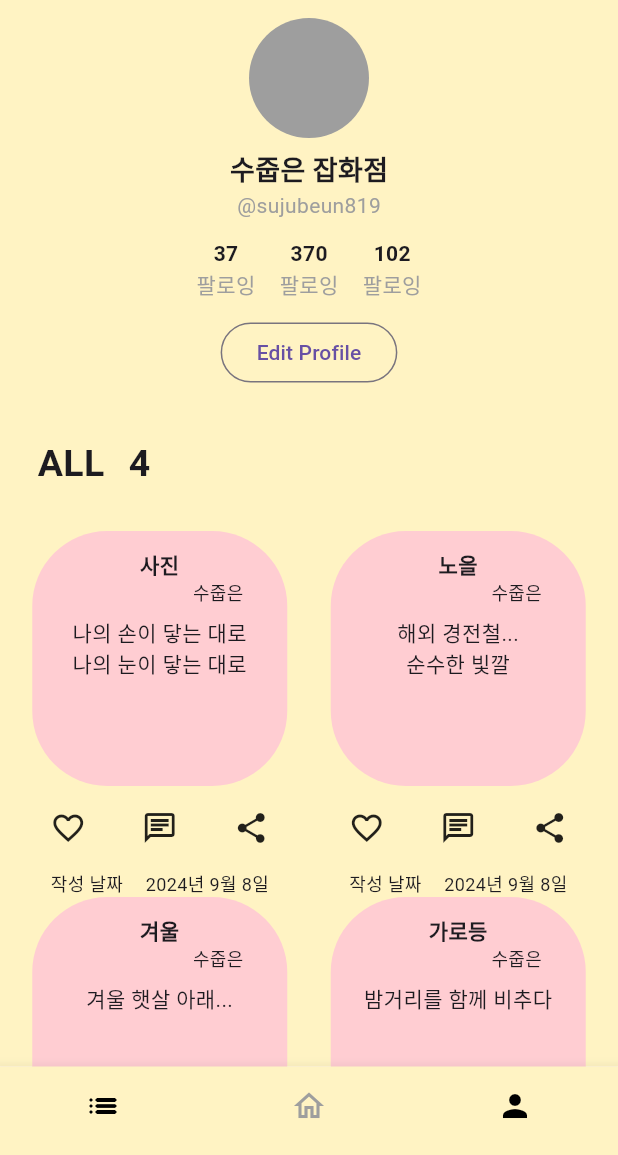
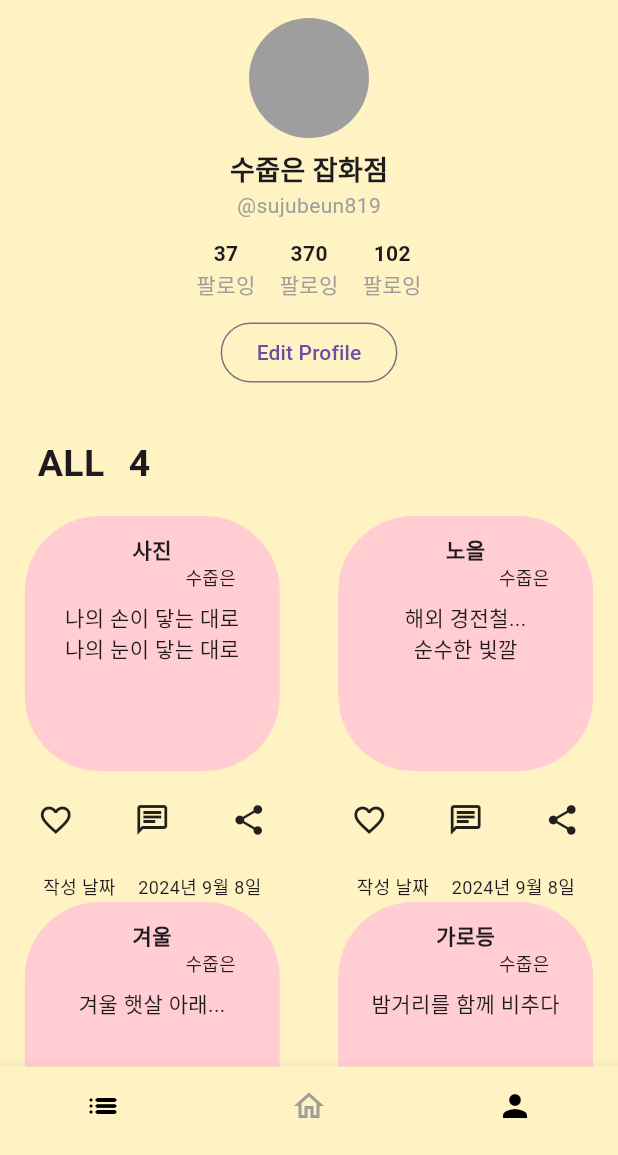
Before and after one commit to dlworua/your_write, a Flutter app: the screen it shows after launch, swiped to page 3, on a phone screen of 412 x 824 dp, the part 81-1236 px from its top. Run offline on Flutter 3.47's test engine with Material 3 defaults, Android fonts, the phone set to English and light mode, and no system bars; our stand-ins replace flutter_riverpod.

Commit message:
feat: 수정

```diff
--- a/lib/ui/pages/my_profile/widgets/post_grid.dart
+++ b/lib/ui/pages/my_profile/widgets/post_grid.dart
@@ -33,7 +33,7 @@ class PostGrid extends StatelessWidget {
     ];
 
     return GridView.builder(
-      padding: const EdgeInsets.all(15),
+      padding: const EdgeInsets.all(5),
       gridDelegate: const SliverGridDelegateWithFixedCrossAxisCount(
         crossAxisCount: 2,
         childAspectRatio: 0.75,
@@ -97,7 +97,7 @@ class _PostCard extends StatelessWidget {
             ],
           ),
         ),
-        SizedBox(height: 10),
+        SizedBox(height: 6),
         // 아이콘
         Row(
           mainAxisAlignment: MainAxisAlignment.spaceAround,
@@ -110,7 +110,7 @@ class _PostCard extends StatelessWidget {
         const SizedBox(height: 4),
         //  작성날짜
         Padding(
-          padding: const EdgeInsets.only(top: 6),
+          padding: const EdgeInsets.only(top: 5, bottom: 1.6),
           child: Row(
             mainAxisAlignment: MainAxisAlignment.center,
             children: [
--- a/lib/ui/pages/random_post/widgets/random_post_keyword.dart
+++ b/lib/ui/pages/random_post/widgets/random_post_keyword.dart
@@ -19,7 +19,7 @@ class RandomPostKeyword extends StatelessWidget {
             padding: const EdgeInsets.all(4.0),
             child: Text(
               '사랑해요',
-              style: TextStyle(fontSize: 10),
+              style: TextStyle(fontSize: 9.5),
               textAlign: TextAlign.center,
             ),
           ),
```
Also changed, not shown: lib/ui/pages/detail/widgets/detail_comment.dart (deleted).
